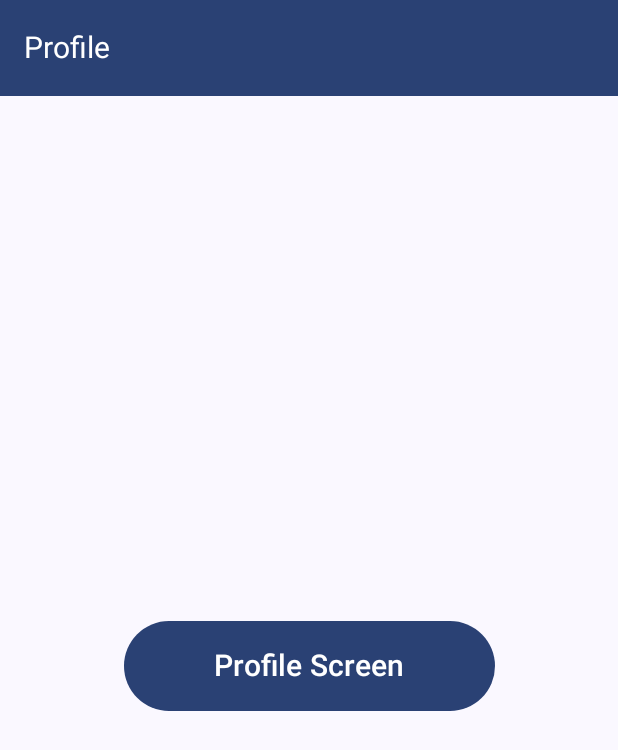
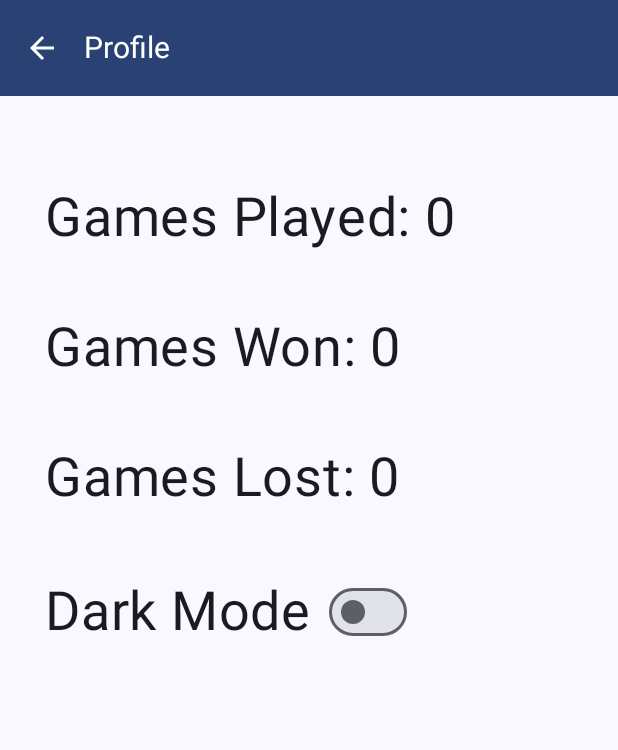
Before and after one commit to sgill33/Hangman, an Android app built with Jetpack Compose: the ProfileScreen screen opened through its navigation route, on a phone screen of 412 x 824 dp. Shown: the top 750 px of the screen. Run offline under Robolectric (Android 15) with nearby library versions, the phone set to English and light mode, and no system bars.

Commit message:
feat: display wins/losses and added dark mode toggle

```diff
--- a/app/src/main/java/com/zybooks/hangman/ui/screens/profile/ProfileScreen.kt
+++ b/app/src/main/java/com/zybooks/hangman/ui/screens/profile/ProfileScreen.kt
@@ -1,25 +1,45 @@
 package com.zybooks.hangman.ui.screens.profile
 
 import androidx.compose.foundation.layout.*
+import androidx.compose.material.icons.Icons
+import androidx.compose.material.icons.automirrored.filled.ArrowBack
 import androidx.compose.material3.*
 import androidx.compose.runtime.Composable
+import androidx.compose.runtime.rememberCoroutineScope
 import androidx.compose.ui.Alignment
 import androidx.compose.ui.Modifier
+import androidx.compose.ui.platform.LocalContext
 import androidx.compose.ui.tooling.preview.Preview
 import androidx.compose.ui.unit.dp
 import androidx.compose.ui.unit.sp
+import androidx.lifecycle.compose.collectAsStateWithLifecycle
 import androidx.navigation.NavController
 import androidx.navigation.compose.rememberNavController
-import com.zybooks.hangman.Routes
+import com.zybooks.hangman.data.AppPreferences
+import com.zybooks.hangman.data.AppStorage
 import com.zybooks.hangman.ui.theme.HangmanTheme
+import kotlinx.coroutines.launch
 
 @OptIn(ExperimentalMaterial3Api::class)
 @Composable
 fun ProfileScreen(navController: NavController) {
+    val store = AppStorage(LocalContext.current)
+    val appPrefs = store.appPreferencesFlow.collectAsStateWithLifecycle(AppPreferences())
+    val coroutineScope = rememberCoroutineScope()
+
     Scaffold(
         topBar = {
             TopAppBar(
                 title = { Text("Profile", fontSize = 20.sp) },
+                navigationIcon = {
+                    IconButton(onClick = { navController.popBackStack() }) {
+                        Icon(
+                            imageVector = Icons.AutoMirrored.Filled.ArrowBack,
+                            contentDescription = "Back",
+                            tint = MaterialTheme.colorScheme.onPrimary
+                        )
+                    }
+                },
                 colors = TopAppBarDefaults.topAppBarColors(
                     containerColor = MaterialTheme.colorScheme.primary,
                     titleContentColor = MaterialTheme.colorScheme.onPrimary
@@ -27,23 +47,49 @@ fun ProfileScreen(navController: NavController) {
             )
         }
     ) { paddingValues ->
-        Box(
+        Column(
             modifier = Modifier
                 .fillMaxSize()
-                .padding(paddingValues),
-            contentAlignment = Alignment.Center
+                .padding(paddingValues)
+                .padding(30.dp, 60.dp),
+
+            verticalArrangement = Arrangement.spacedBy(44.dp)
         ) {
-            Button(
-                onClick = {navController.navigate(Routes.Start)},
-                modifier = Modifier
-                    .fillMaxWidth(0.6f)
-                    .height(60.dp),
-                colors = ButtonDefaults.buttonColors(containerColor = MaterialTheme.colorScheme.primary)
+            Text(
+                text = "Games Played: ${appPrefs.value.gamesWon + appPrefs.value.gamesLost}",
+                fontSize = 36.sp,
+                color = MaterialTheme.colorScheme.onSurface
+            )
+
+            Text(
+                text = "Games Won: ${appPrefs.value.gamesWon}",
+                fontSize = 36.sp,
+                color = MaterialTheme.colorScheme.onSurface
+            )
+
+            Text(
+                text = "Games Lost: ${appPrefs.value.gamesLost}",
+                fontSize = 36.sp,
+                color = MaterialTheme.colorScheme.onSurface
+            )
+
+            Row(
+                verticalAlignment = Alignment.CenterVertically,
+                horizontalArrangement = Arrangement.spacedBy(12.dp)
             ) {
                 Text(
-                    text = "Profile Screen",
-                    fontSize = 20.sp,
-                    color = MaterialTheme.colorScheme.onPrimary
+                    text = "Dark Mode",
+                    fontSize = 36.sp,
+                    color = MaterialTheme.colorScheme.onSurface
+                )
+
+                Switch(
+                    checked = appPrefs.value.darkMode,
+                    onCheckedChange = { newTheme ->
+                        coroutineScope.launch {
+                            store.toggleTheme(newTheme)
+                        }
+                    }
                 )
             }
         }
@@ -53,7 +99,7 @@ fun ProfileScreen(navController: NavController) {
 // ✅ Preview with the app theme
 @Preview(showBackground = true)
 @Composable
-fun PreviewGameScreen() {
+fun PreviewProfileScreen() {
     val navController = rememberNavController()
     HangmanTheme {
         ProfileScreen(navController)
```
